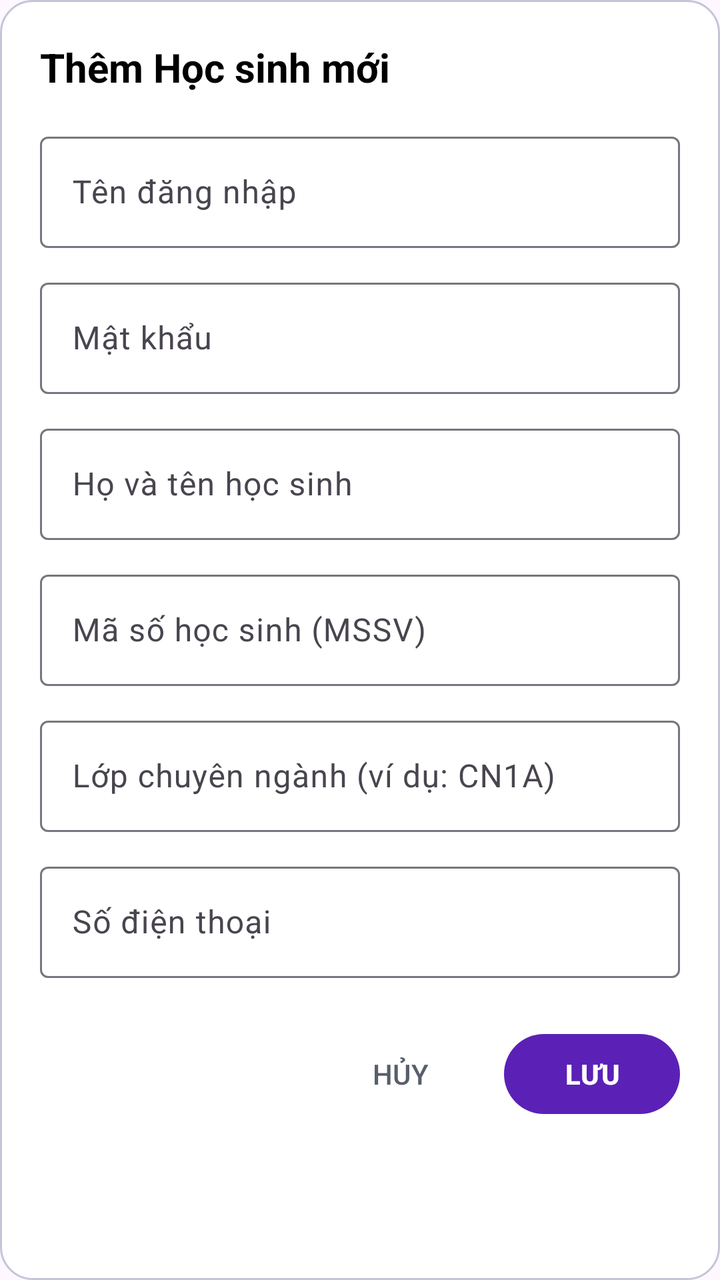
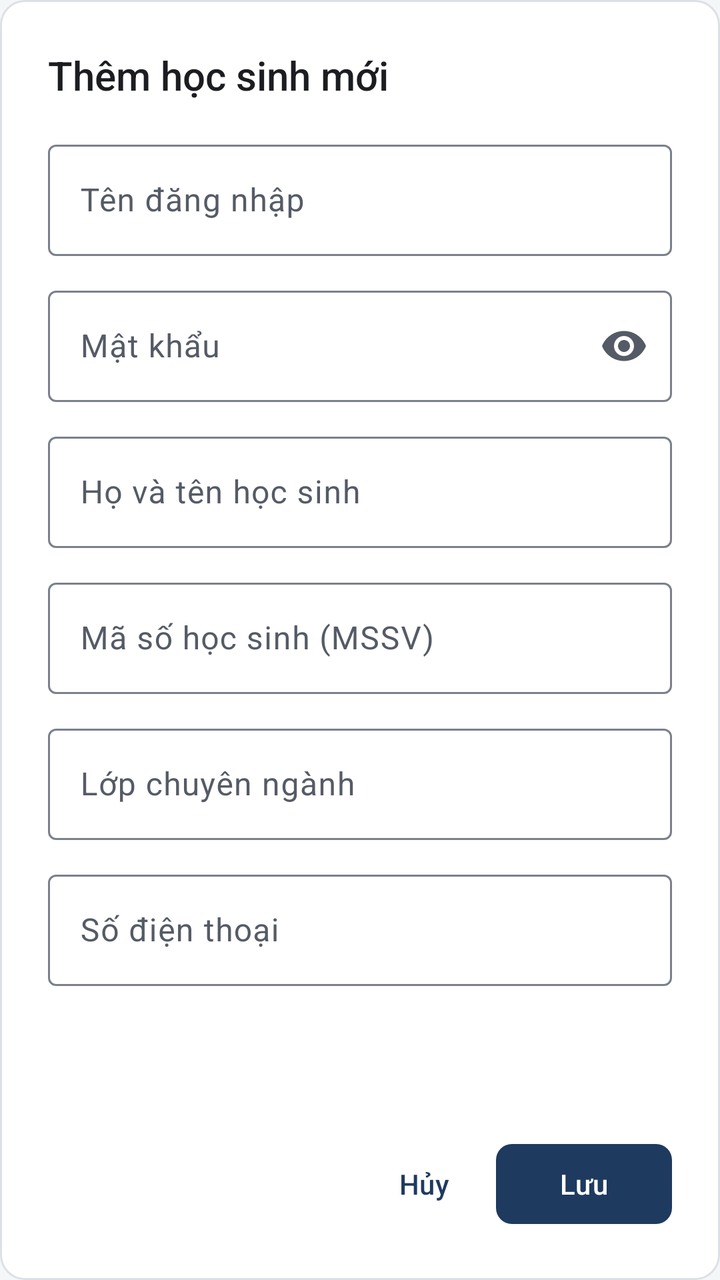

Screens rendered from an Android XML layout before and after an edit, with the pre-edit source and the edit as a unified diff.
<!-- AndroidManifest.xml: application theme Theme.Kstudy -->
<!-- res/layout/dialog_add_edit_student.xml -->
<?xml version="1.0" encoding="utf-8"?>
<LinearLayout xmlns:android="http://schemas.android.com/apk/res/android"
    xmlns:app="http://schemas.android.com/apk/res-auto"
    android:layout_width="match_parent"
    android:layout_height="wrap_content"
    android:background="@drawable/bg_card"
    android:orientation="vertical"
    android:padding="20dp">

    <TextView
        android:id="@+id/tvDialogTitle"
        android:layout_width="wrap_content"
        android:layout_height="wrap_content"
        android:text="Thêm Học sinh mới"
        android:textColor="@color/black"
        android:textSize="20sp"
        android:textStyle="bold"
        android:layout_marginBottom="16dp" />

    <com.google.android.material.textfield.TextInputLayout
        android:id="@+id/tilUsername"
        android:layout_width="match_parent"
        android:layout_height="wrap_content"
        android:layout_marginBottom="12dp"
        style="@style/Widget.Material3.TextInputLayout.OutlinedBox">
        <com.google.android.material.textfield.TextInputEditText
            android:id="@+id/etStudentUser"
            android:layout_width="match_parent"
            android:layout_height="wrap_content"
            android:hint="Tên đăng nhập"
            android:textColor="@color/black"
            android:singleLine="true" />
    </com.google.android.material.textfield.TextInputLayout>

    <com.google.android.material.textfield.TextInputLayout
        android:id="@+id/tilPassword"
        android:layout_width="match_parent"
        android:layout_height="wrap_content"
        android:layout_marginBottom="12dp"
        style="@style/Widget.Material3.TextInputLayout.OutlinedBox">
        <com.google.android.material.textfield.TextInputEditText
            android:id="@+id/etStudentPass"
            android:layout_width="match_parent"
            android:layout_height="wrap_content"
            android:hint="Mật khẩu"
            android:inputType="textPassword"
            android:textColor="@color/black"
            android:singleLine="true" />
    </com.google.android.material.textfield.TextInputLayout>

    <com.google.android.material.textfield.TextInputLayout
        android:layout_width="match_parent"
        android:layout_height="wrap_content"
        android:layout_marginBottom="12dp"
        style="@style/Widget.Material3.TextInputLayout.OutlinedBox">
        <com.google.android.material.textfield.TextInputEditText
            android:id="@+id/etStudentName"
            android:layout_width="match_parent"
            android:layout_height="wrap_content"
            android:hint="Họ và tên học sinh"
            android:textColor="@color/black"
            android:singleLine="true" />
    </com.google.android.material.textfield.TextInputLayout>

    <com.google.android.material.textfield.TextInputLayout
        android:layout_width="match_parent"
        android:layout_height="wrap_content"
        android:layout_marginBottom="12dp"
        style="@style/Widget.Material3.TextInputLayout.OutlinedBox">
        <com.google.android.material.textfield.TextInputEditText
            android:id="@+id/etStudentCode"
            android:layout_width="match_parent"
            android:layout_height="wrap_content"
            android:hint="Mã số học sinh (MSSV)"
            android:textColor="@color/black"
            android:singleLine="true" />
    </com.google.android.material.textfield.TextInputLayout>

    <com.google.android.material.textfield.TextInputLayout
        android:layout_width="match_parent"
        android:layout_height="wrap_content"
        android:layout_marginBottom="12dp"
        style="@style/Widget.Material3.TextInputLayout.OutlinedBox">
        <com.google.android.material.textfield.TextInputEditText
            android:id="@+id/etStudentClass"
            android:layout_width="match_parent"
            android:layout_height="wrap_content"
            android:hint="Lớp chuyên ngành (ví dụ: CN1A)"
            android:textColor="@color/black"
            android:singleLine="true" />
    </com.google.android.material.textfield.TextInputLayout>

    <com.google.android.material.textfield.TextInputLayout
        android:layout_width="match_parent"
        android:layout_height="wrap_content"
        android:layout_marginBottom="24dp"
        style="@style/Widget.Material3.TextInputLayout.OutlinedBox">
        <com.google.android.material.textfield.TextInputEditText
            android:id="@+id/etStudentPhone"
            android:layout_width="match_parent"
            android:layout_height="wrap_content"
            android:hint="Số điện thoại"
            android:inputType="phone"
            android:textColor="@color/black"
            android:singleLine="true" />
    </com.google.android.material.textfield.TextInputLayout>

    <LinearLayout
        android:layout_width="match_parent"
        android:layout_height="wrap_content"
        android:orientation="horizontal"
        android:gravity="end">

        <Button
            android:id="@+id/btnCancelStudent"
            style="@style/Widget.Material3.Button.TextButton"
            android:layout_width="wrap_content"
            android:layout_height="wrap_content"
            android:text="HỦY"
            android:textColor="@color/secondary"
            android:layout_marginEnd="8dp" />

        <Button
            android:id="@+id/btnSaveStudent"
            style="@style/Widget.Material3.Button"
            android:layout_width="wrap_content"
            android:layout_height="wrap_content"
            android:text="LƯU"
            android:textColor="@color/white"
            android:textStyle="bold" />
    </LinearLayout>
</LinearLayout>
<!-- resources referenced by this layout -->
<resources>
  <color name="black">#FF000000</color>
  <color name="secondary">#585F6A</color>
  <color name="white">#FFFFFFFF</color>
  <!-- drawable bg_card (drawable) -->
  <?xml version="1.0" encoding="utf-8"?>
  <shape xmlns:android="http://schemas.android.com/apk/res/android"
      android:shape="rectangle">
      <solid android:color="@color/surface" />
      <corners android:radius="16dp" />
      <stroke
          android:width="1dp"
          android:color="@color/outline_variant" />
  </shape>
  <color name="outline_variant">#C3C6D6</color>
  <style name="Base.Theme.Kstudy" parent="Theme.Material3.Light.NoActionBar">
          
          <item name="colorPrimary">@color/primary</item>
          <item name="colorOnPrimary">@color/white</item>
      </style>
  <color name="primary">#5B21B6</color>
  <!-- unchanged entries left out for length: 2 -->
</resources>

<!-- the commit's change to res/layout/dialog_add_edit_student.xml (unified diff, before → after) -->
@@ -5,128 +5,145 @@
     android:layout_height="wrap_content"
     android:background="@drawable/bg_card"
     android:orientation="vertical"
-    android:padding="20dp">
+    android:padding="24dp">
 
     <TextView
         android:id="@+id/tvDialogTitle"
         android:layout_width="wrap_content"
         android:layout_height="wrap_content"
-        android:text="Thêm Học sinh mới"
-        android:textColor="@color/black"
-        android:textSize="20sp"
-        android:textStyle="bold"
-        android:layout_marginBottom="16dp" />
+        android:text="Thêm học sinh mới"
+        android:textAppearance="@style/TextAppearance.Kstudy.Title" />
 
-    <com.google.android.material.textfield.TextInputLayout
-        android:id="@+id/tilUsername"
+    
+    <androidx.core.widget.NestedScrollView
         android:layout_width="match_parent"
-        android:layout_height="wrap_content"
-        android:layout_marginBottom="12dp"
-        style="@style/Widget.Material3.TextInputLayout.OutlinedBox">
-        <com.google.android.material.textfield.TextInputEditText
-            android:id="@+id/etStudentUser"
+        android:layout_height="0dp"
+        android:layout_marginTop="16dp"
+        android:layout_weight="1">
+
+        <LinearLayout
             android:layout_width="match_parent"
             android:layout_height="wrap_content"
-            android:hint="Tên đăng nhập"
-            android:textColor="@color/black"
-            android:singleLine="true" />
-    </com.google.android.material.textfield.TextInputLayout>
+            android:orientation="vertical">
 
-    <com.google.android.material.textfield.TextInputLayout
-        android:id="@+id/tilPassword"
-        android:layout_width="match_parent"
-        android:layout_height="wrap_content"
-        android:layout_marginBottom="12dp"
-        style="@style/Widget.Material3.TextInputLayout.OutlinedBox">
-        <com.google.android.material.textfield.TextInputEditText
-            android:id="@+id/etStudentPass"
-            android:layout_width="match_parent"
-            android:layout_height="wrap_content"
-            android:hint="Mật khẩu"
-            android:inputType="textPassword"
-            android:textColor="@color/black"
-            android:singleLine="true" />
-    </com.google.android.material.textfield.TextInputLayout>
+            <com.google.android.material.textfield.TextInputLayout
+                android:id="@+id/tilUsername"
+                style="@style/Widget.Material3.TextInputLayout.OutlinedBox"
+                android:layout_width="match_parent"
+                android:layout_height="wrap_content"
+                android:layout_marginBottom="12dp"
+                android:hint="Tên đăng nhập">
 
-    <com.google.android.material.textfield.TextInputLayout
-        android:layout_width="match_parent"
-        android:layout_height="wrap_content"
-        android:layout_marginBottom="12dp"
-        style="@style/Widget.Material3.TextInputLayout.OutlinedBox">
-        <com.google.android.material.textfield.TextInputEditText
-            android:id="@+id/etStudentName"
-            android:layout_width="match_parent"
-            android:layout_height="wrap_content"
-            android:hint="Họ và tên học sinh"
-            android:textColor="@color/black"
-            android:singleLine="true" />
-    </com.google.android.material.textfield.TextInputLayout>
+                <com.google.android.material.textfield.TextInputEditText
+                    android:id="@+id/etStudentUser"
+                    android:layout_width="match_parent"
+                    android:layout_height="wrap_content"
+                    android:inputType="text"
+                    android:maxLines="1" />
+            </com.google.android.material.textfield.TextInputLayout>
 
-    <com.google.android.material.textfield.TextInputLayout
-        android:layout_width="match_parent"
-        android:layout_height="wrap_content"
-        android:layout_marginBottom="12dp"
-        style="@style/Widget.Material3.TextInputLayout.OutlinedBox">
-        <com.google.android.material.textfield.TextInputEditText
-            android:id="@+id/etStudentCode"
-            android:layout_width="match_parent"
-            android:layout_height="wrap_content"
-            android:hint="Mã số học sinh (MSSV)"
-            android:textColor="@color/black"
-            android:singleLine="true" />
-    </com.google.android.material.textfield.TextInputLayout>
+            <com.google.android.material.textfield.TextInputLayout
+                android:id="@+id/tilPassword"
+                style="@style/Widget.Material3.TextInputLayout.OutlinedBox"
+                android:layout_width="match_parent"
+                android:layout_height="wrap_content"
+                android:layout_marginBottom="12dp"
+                android:hint="Mật khẩu"
+                app:endIconMode="password_toggle">
 
-    <com.google.android.material.textfield.TextInputLayout
-        android:layout_width="match_parent"
-        android:layout_height="wrap_content"
-        android:layout_marginBottom="12dp"
-        style="@style/Widget.Material3.TextInputLayout.OutlinedBox">
-        <com.google.android.material.textfield.TextInputEditText
-            android:id="@+id/etStudentClass"
-            android:layout_width="match_parent"
-            android:layout_height="wrap_content"
-            android:hint="Lớp chuyên ngành (ví dụ: CN1A)"
-            android:textColor="@color/black"
-            android:singleLine="true" />
-    </com.google.android.material.textfield.TextInputLayout>
+                <com.google.android.material.textfield.TextInputEditText
+                    android:id="@+id/etStudentPass"
+                    android:layout_width="match_parent"
+                    android:layout_height="wrap_content"
+                    android:inputType="textPassword"
+                    android:maxLines="1" />
+            </com.google.android.material.textfield.TextInputLayout>
 
-    <com.google.android.material.textfield.TextInputLayout
-        android:layout_width="match_parent"
-        android:layout_height="wrap_content"
-        android:layout_marginBottom="24dp"
-        style="@style/Widget.Material3.TextInputLayout.OutlinedBox">
-        <com.google.android.material.textfield.TextInputEditText
-            android:id="@+id/etStudentPhone"
-            android:layout_width="match_parent"
-            android:layout_height="wrap_content"
-            android:hint="Số điện thoại"
-            android:inputType="phone"
-            android:textColor="@color/black"
-            android:singleLine="true" />
-    </com.google.android.material.textfield.TextInputLayout>
+            <com.google.android.material.textfield.TextInputLayout
+                android:id="@+id/tilStudentName"
+                style="@style/Widget.Material3.TextInputLayout.OutlinedBox"
+                android:layout_width="match_parent"
+                android:layout_height="wrap_content"
+                android:layout_marginBottom="12dp"
+                android:hint="Họ và tên học sinh">
+
+                <com.google.android.material.textfield.TextInputEditText
+                    android:id="@+id/etStudentName"
+                    android:layout_width="match_parent"
+                    android:layout_height="wrap_content"
+                    android:inputType="textPersonName|textCapWords"
+                    android:maxLines="1" />
+            </com.google.android.material.textfield.TextInputLayout>
+
+            <com.google.android.material.textfield.TextInputLayout
+                android:id="@+id/tilStudentCode"
+                style="@style/Widget.Material3.TextInputLayout.OutlinedBox"
+                android:layout_width="match_parent"
+                android:layout_height="wrap_content"
+                android:layout_marginBottom="12dp"
+                android:hint="Mã số học sinh (MSSV)">
+
+                <com.google.android.material.textfield.TextInputEditText
+                    android:id="@+id/etStudentCode"
+                    android:layout_width="match_parent"
+                    android:layout_height="wrap_content"
+                    android:inputType="textCapCharacters"
+                    android:maxLines="1" />
+            </com.google.android.material.textfield.TextInputLayout>
+
+            <com.google.android.material.textfield.TextInputLayout
+                android:id="@+id/tilStudentClass"
+                style="@style/Widget.Material3.TextInputLayout.OutlinedBox"
+                android:layout_width="match_parent"
+                android:layout_height="wrap_content"
+                android:layout_marginBottom="12dp"
+                android:hint="Lớp chuyên ngành"
+                app:placeholderText="Ví dụ: CN1A">
+
+                <com.google.android.material.textfield.TextInputEditText
+                    android:id="@+id/etStudentClass"
+                    android:layout_width="match_parent"
+                    android:layout_height="wrap_content"
+                    android:inputType="text"
+                    android:maxLines="1" />
+            </com.google.android.material.textfield.TextInputLayout>
+
+            <com.google.android.material.textfield.TextInputLayout
+                android:id="@+id/tilStudentPhone"
+                style="@style/Widget.Material3.TextInputLayout.OutlinedBox"
+                android:layout_width="match_parent"
+                android:layout_height="wrap_content"
+                android:hint="Số điện thoại">
+
+                <com.google.android.material.textfield.TextInputEditText
+                    android:id="@+id/etStudentPhone"
+                    android:layout_width="match_parent"
+                    android:layout_height="wrap_content"
+                    android:inputType="phone"
+                    android:maxLines="1" />
+            </com.google.android.material.textfield.TextInputLayout>
+        </LinearLayout>
+    </androidx.core.widget.NestedScrollView>
 
     <LinearLayout
         android:layout_width="match_parent"
         android:layout_height="wrap_content"
-        android:orientation="horizontal"
-        android:gravity="end">
+        android:layout_marginTop="16dp"
+        android:gravity="end"
+        android:orientation="horizontal">
 
         <Button
             android:id="@+id/btnCancelStudent"
-            style="@style/Widget.Material3.Button.TextButton"
+            style="@style/Widget.Kstudy.Button.Text"
             android:layout_width="wrap_content"
             android:layout_height="wrap_content"
-            android:text="HỦY"
-            android:textColor="@color/secondary"
-            android:layout_marginEnd="8dp" />
+            android:layout_marginEnd="8dp"
+            android:text="Hủy" />
 
         <Button
             android:id="@+id/btnSaveStudent"
-            style="@style/Widget.Material3.Button"
             android:layout_width="wrap_content"
             android:layout_height="wrap_content"
-            android:text="LƯU"
-            android:textColor="@color/white"
-            android:textStyle="bold" />
+            android:text="Lưu" />
     </LinearLayout>
 </LinearLayout>
<!-- resource entries referenced after the edit -->
@@ -1,25 +1,129 @@
 <!-- resources referenced by this layout -->
 <resources>
-  <color name="black">#FF000000</color>
-  <color name="secondary">#585F6A</color>
-  <color name="white">#FFFFFFFF</color>
+  <color name="secondary">#56606E</color>
+  <color name="secondary_container">#E7EAEF</color>
+  <color name="on_secondary_container">#1C2430</color>
+  <color name="background">#F5F6F8</color>
+  <color name="on_surface">#1B1D21</color>
+  <color name="surface_container">#ECEEF2</color>
+  <color name="text_secondary">#555B66</color>
+  <color name="surface_inverse">#2F3237</color>
+  <color name="on_surface_inverse">#F1F2F4</color>
+  <color name="surface_dim">#DCDEE3</color>
+  <color name="surface_container_low">#F5F6F8</color>
+  <color name="surface_container_high">#E4E7EC</color>
+  <color name="outline">#7A808C</color>
+  <color name="error">#B3261E</color>
+  <color name="error_container">#FBEAE8</color>
+  <color name="on_error_container">#5F1410</color>
+  <style name="Widget.Kstudy.Button" parent="Widget.Material3.Button">
+          <item name="shapeAppearanceOverlay">@style/ShapeAppearanceOverlay.Kstudy.Control</item>
+      </style>
+  <style name="Widget.Kstudy.Button.Outlined" parent="Widget.Material3.Button.OutlinedButton">
+          <item name="shapeAppearanceOverlay">@style/ShapeAppearanceOverlay.Kstudy.Control</item>
+      </style>
+  <style name="ThemeOverlay.Kstudy.MaterialAlertDialog" parent="ThemeOverlay.Material3.MaterialAlertDialog">
+          <item name="alertDialogStyle">@style/MaterialAlertDialog.Kstudy</item>
+          <item name="buttonBarPositiveButtonStyle">@style/Widget.Kstudy.Button.Text.Dialog</item>
+          <item name="buttonBarNegativeButtonStyle">@style/Widget.Kstudy.Button.Text.Dialog</item>
+          <item name="buttonBarNeutralButtonStyle">@style/Widget.Kstudy.Button.Text.Dialog.Flush</item>
+      </style>
+  <style name="MaterialAlertDialog.Kstudy" parent="MaterialAlertDialog.Material3">
+          <item name="backgroundTint">?attr/colorSurface</item>
+      </style>
+  <style name="Widget.Kstudy.Button.Text.Dialog" parent="Widget.Material3.Button.TextButton.Dialog">
+          <item name="shapeAppearanceOverlay">@style/ShapeAppearanceOverlay.Kstudy.Control</item>
+      </style>
+  <style name="Widget.Kstudy.Button.Text.Dialog.Flush">
+          <item name="android:layout_marginStart">0dp</item>
+          <item name="android:layout_marginLeft">0dp</item>
+      </style>
   <!-- drawable bg_card (drawable) -->
   <?xml version="1.0" encoding="utf-8"?>
   <shape xmlns:android="http://schemas.android.com/apk/res/android"
       android:shape="rectangle">
       <solid android:color="@color/surface" />
-      <corners android:radius="16dp" />
+      <corners android:radius="@dimen/radius_container" />
       <stroke
           android:width="1dp"
           android:color="@color/outline_variant" />
   </shape>
-  <color name="outline_variant">#C3C6D6</color>
+  <style name="TextAppearance.Kstudy.Title" parent="TextAppearance.Material3.TitleLarge">
+          <item name="android:textSize">20sp</item>
+          <item name="android:fontFamily">sans-serif-medium</item>
+          <item name="fontFamily">sans-serif-medium</item>
+          <item name="android:textColor">?attr/colorOnSurface</item>
+      </style>
+  <style name="Widget.Kstudy.Button.Text" parent="Widget.Material3.Button.TextButton">
+          <item name="shapeAppearanceOverlay">@style/ShapeAppearanceOverlay.Kstudy.Control</item>
+          <item name="android:minWidth">56dp</item>
+      </style>
+  <dimen name="radius_container">12dp</dimen>
+  <color name="outline_variant">#DDE0E6</color>
+  <style name="ShapeAppearanceOverlay.Kstudy.Control" parent="">
+          <item name="cornerFamily">rounded</item>
+          <item name="cornerSize">@dimen/radius_control</item>
+      </style>
   <style name="Base.Theme.Kstudy" parent="Theme.Material3.Light.NoActionBar">
           
           <item name="colorPrimary">@color/primary</item>
-          <item name="colorOnPrimary">@color/white</item>
+          <item name="colorOnPrimary">@color/on_primary</item>
+          <item name="colorPrimaryContainer">@color/primary_container</item>
+          <item name="colorOnPrimaryContainer">@color/on_primary_container</item>
+          <item name="colorPrimaryInverse">@color/primary_inverse</item>
+          <item name="colorSecondary">@color/secondary</item>
+          <item name="colorOnSecondary">@color/on_primary</item>
+          <item name="colorSecondaryContainer">@color/secondary_container</item>
+          <item name="colorOnSecondaryContainer">@color/on_secondary_container</item>
+          <item name="colorTertiary">@color/secondary</item>
+          <item name="colorOnTertiary">@color/on_primary</item>
+          <item name="colorTertiaryContainer">@color/secondary_container</item>
+          <item name="colorOnTertiaryContainer">@color/on_secondary_container</item>
+          <item name="android:colorBackground">@color/background</item>
+          <item name="colorOnBackground">@color/on_surface</item>
+          <item name="colorSurface">@color/surface</item>
+          <item name="colorOnSurface">@color/on_surface</item>
+          <item name="colorSurfaceVariant">@color/surface_container</item>
+          <item name="colorOnSurfaceVariant">@color/text_secondary</item>
+          <item name="colorSurfaceInverse">@color/surface_inverse</item>
+          <item name="colorOnSurfaceInverse">@color/on_surface_inverse</item>
+          <item name="colorSurfaceBright">@color/surface</item>
+          <item name="colorSurfaceDim">@color/surface_dim</item>
+          <item name="colorSurfaceContainerLowest">@color/surface</item>
+          <item name="colorSurfaceContainerLow">@color/surface_container_low</item>
+          <item name="colorSurfaceContainer">@color/surface_container</item>
+          <item name="colorSurfaceContainerHigh">@color/surface_container_high</item>
+          <item name="colorSurfaceContainerHighest">@color/surface_container_high</item>
+          <item name="colorOutline">@color/outline</item>
+          <item name="colorOutlineVariant">@color/outline_variant</item>
+          <item name="colorError">@color/error</item>
+          <item name="colorOnError">@color/on_primary</item>
+          <item name="colorErrorContainer">@color/error_container</item>
+          <item name="colorOnErrorContainer">@color/on_error_container</item>
+  
+          
+          <item name="elevationOverlayEnabled">false</item>
+  
+          
+          <item name="shapeCornerSizeExtraSmall">@dimen/radius_control</item>
+          <item name="shapeCornerSizeSmall">@dimen/radius_control</item>
+          <item name="shapeCornerSizeMedium">@dimen/radius_container</item>
+          <item name="shapeCornerSizeLarge">@dimen/radius_container</item>
+          <item name="shapeCornerSizeLargeIncreased">@dimen/radius_container</item>
+          <item name="shapeCornerSizeExtraLarge">@dimen/radius_container</item>
+          <item name="shapeCornerSizeExtraLargeIncreased">@dimen/radius_container</item>
+  
+          <item name="materialButtonStyle">@style/Widget.Kstudy.Button</item>
+          <item name="materialButtonOutlinedStyle">@style/Widget.Kstudy.Button.Outlined</item>
+          <item name="borderlessButtonStyle">@style/Widget.Kstudy.Button.Text</item>
+          <item name="materialAlertDialogTheme">@style/ThemeOverlay.Kstudy.MaterialAlertDialog</item>
       </style>
-  <color name="primary">#5B21B6</color>
+  <dimen name="radius_control">8dp</dimen>
+  <color name="primary">#1F3A5F</color>
+  <color name="on_primary">#FFFFFF</color>
+  <color name="primary_container">#E2E9F3</color>
+  <color name="on_primary_container">#14263F</color>
+  <color name="primary_inverse">#A9C1E3</color>
   <!-- unchanged entries left out for length: 2 -->
 </resources>
 
